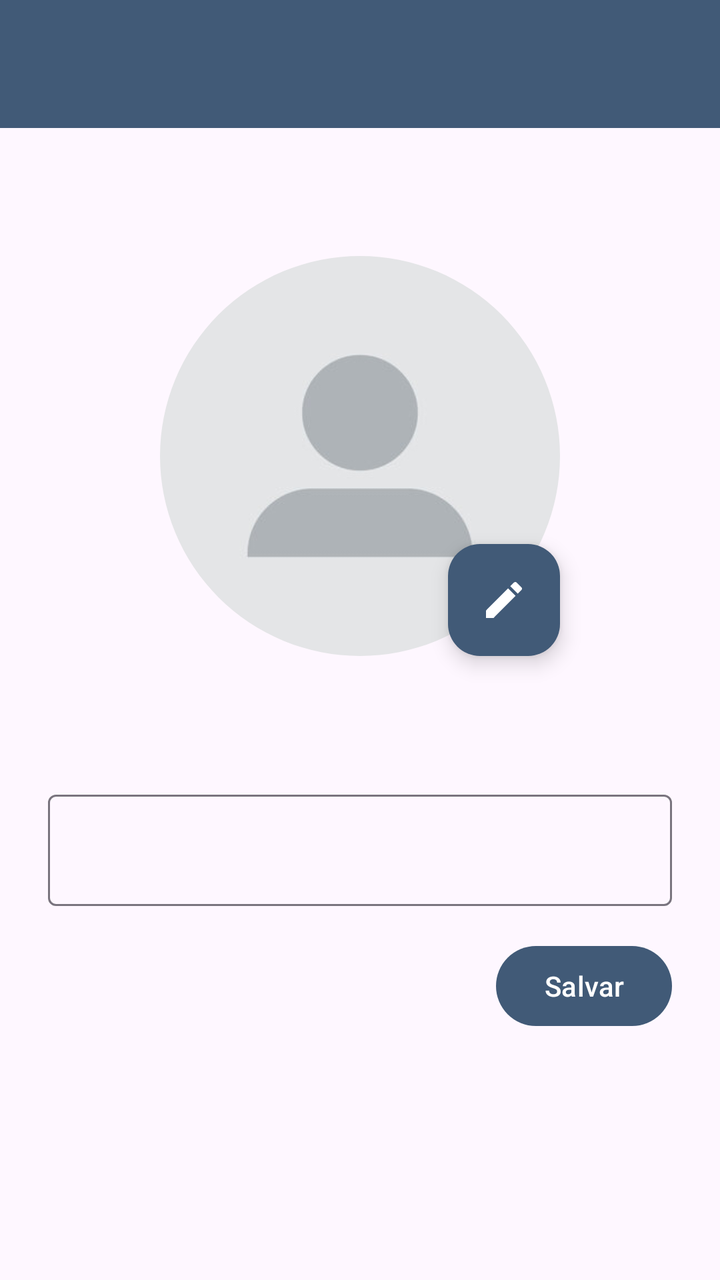
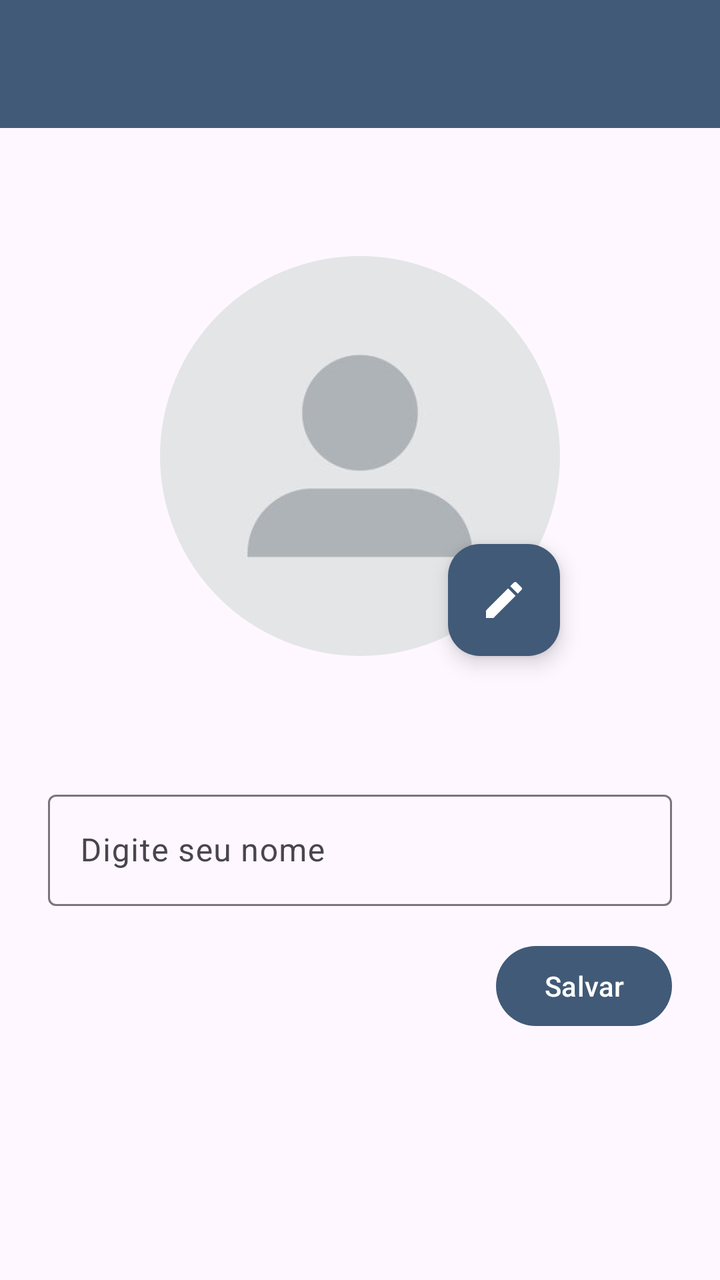

Two renders of the same Android screen: before a commit and after it. Below are the layout's source before the change and the commit's diff.
<!-- AndroidManifest.xml: application theme Theme.MessageApp -->
<!-- res/layout/activity_profile.xml -->
<?xml version="1.0" encoding="utf-8"?>
<androidx.constraintlayout.widget.ConstraintLayout xmlns:android="http://schemas.android.com/apk/res/android"
    xmlns:app="http://schemas.android.com/apk/res-auto"
    xmlns:tools="http://schemas.android.com/tools"
    android:id="@+id/main"
    android:layout_width="match_parent"
    android:layout_height="match_parent"
    tools:context=".ProfileActivity">

    <include
        android:id="@+id/includeTbProfile"
        layout="@layout/toolbar_register"
        android:layout_width="0dp"
        android:layout_height="wrap_content"
        app:layout_constraintEnd_toEndOf="parent"
        app:layout_constraintHorizontal_bias="0.5"
        app:layout_constraintStart_toStartOf="parent"
        app:layout_constraintTop_toTopOf="parent" />

    <com.google.android.material.imageview.ShapeableImageView
        android:id="@+id/imgProfile"
        android:layout_width="200dp"
        android:layout_height="200dp"
        android:layout_marginTop="64dp"
        app:layout_constraintEnd_toEndOf="parent"
        app:layout_constraintHorizontal_bias="0.5"
        app:layout_constraintStart_toStartOf="parent"
        app:layout_constraintTop_toBottomOf="@+id/includeTbProfile"
        app:shapeAppearanceOverlay="@style/CircularProfilePicture"
        app:srcCompat="@drawable/perfil" />

    <com.google.android.material.floatingactionbutton.FloatingActionButton
        android:id="@+id/fabEditImageProfile"
        android:layout_width="wrap_content"
        android:layout_height="wrap_content"
        android:clickable="true"
        android:contentDescription="@string/edit_button"
        android:focusable="true"
        app:backgroundTint="@color/primary"
        app:layout_constraintBottom_toBottomOf="@+id/imgProfile"
        app:layout_constraintEnd_toEndOf="@+id/imgProfile"
        app:layout_constraintHorizontal_bias="1.0"
        app:layout_constraintStart_toStartOf="@+id/imgProfile"
        app:layout_constraintTop_toTopOf="@+id/imgProfile"
        app:layout_constraintVertical_bias="1.0"
        app:srcCompat="@drawable/ic_edit_24"
        app:tint="@color/white" />

    <com.google.android.material.textfield.TextInputLayout
        android:id="@+id/textInputNameContainerProfile"
        android:layout_width="0dp"
        android:layout_height="wrap_content"
        android:layout_marginStart="24dp"
        android:layout_marginTop="64dp"
        android:layout_marginEnd="24dp"
        app:layout_constraintEnd_toEndOf="parent"
        app:layout_constraintHorizontal_bias="0.5"
        app:layout_constraintStart_toStartOf="parent"
        app:layout_constraintTop_toBottomOf="@+id/imgProfile">

        <com.google.android.material.textfield.TextInputEditText
            android:id="@+id/editTextNameProfile"
            android:layout_width="match_parent"
            android:layout_height="wrap_content" />
    </com.google.android.material.textfield.TextInputLayout>

    <Button
        android:id="@+id/btnSaveProfile"
        android:layout_width="wrap_content"
        android:layout_height="wrap_content"
        android:layout_marginTop="16dp"
        android:layout_marginEnd="24dp"
        android:text="@string/save_button"
        app:layout_constraintEnd_toEndOf="parent"
        app:layout_constraintHorizontal_bias="1.0"
        app:layout_constraintStart_toStartOf="parent"
        app:layout_constraintTop_toBottomOf="@+id/textInputNameContainerProfile" />

</androidx.constraintlayout.widget.ConstraintLayout>
<!-- res/layout/toolbar_register.xml (included above) -->
<?xml version="1.0" encoding="utf-8"?>
<androidx.constraintlayout.widget.ConstraintLayout xmlns:android="http://schemas.android.com/apk/res/android"
    xmlns:app="http://schemas.android.com/apk/res-auto"
    xmlns:tools="http://schemas.android.com/tools"
    android:layout_width="match_parent"
    android:layout_height="wrap_content">

    <com.google.android.material.appbar.MaterialToolbar
        android:id="@+id/tbRegister"
        android:layout_width="0dp"
        android:layout_height="wrap_content"
        android:background="?attr/colorPrimary"
        android:minHeight="?attr/actionBarSize"
        android:theme="@style/ToolbarTheme"
        app:layout_constraintBottom_toBottomOf="parent"
        app:layout_constraintEnd_toEndOf="parent"
        app:layout_constraintHorizontal_bias="0.5"
        app:layout_constraintStart_toStartOf="parent"
        app:layout_constraintTop_toTopOf="parent"
        app:layout_constraintVertical_bias="0.5" />
</androidx.constraintlayout.widget.ConstraintLayout>
<!-- resources referenced by this layout -->
<resources>
  <color name="primary">#415a77</color>
  <color name="white">#FFFFFFFF</color>
  <!-- drawable ic_edit_24 (drawable) -->
  <vector xmlns:android="http://schemas.android.com/apk/res/android" android:height="24dp" android:tint="#5E5E5E" android:viewportHeight="24" android:viewportWidth="24" android:width="24dp">
        
      <path android:fillColor="@android:color/white" android:pathData="M3,17.25V21h3.75L17.81,9.94l-3.75,-3.75L3,17.25zM20.71,7.04c0.39,-0.39 0.39,-1.02 0,-1.41l-2.34,-2.34c-0.39,-0.39 -1.02,-0.39 -1.41,0l-1.83,1.83 3.75,3.75 1.83,-1.83z"/>
      
  </vector>
  <!-- drawable perfil: jpeg bitmap (drawable, 6796 bytes) -->
  <string name="edit_button">Botão para editar foto de perfil</string>
  <string name="save_button">Salvar</string>
  <style name="CircularProfilePicture">
          <item name="cornerSize">50%</item>
      </style>
  <style name="ToolbarTheme" parent="ThemeOverlay.AppCompat.Dark.ActionBar">
          <item name="android:textColor">
              @color/black
          </item>
      </style>
  <style name="Theme.MessageApp" parent="Base.Theme.MessageApp" />
  <color name="black">#FF000000</color>
  <style name="Base.Theme.MessageApp" parent="Theme.Material3.DayNight.NoActionBar">
          
          <item name="colorPrimary">@color/primary</item>
          <item name="android:actionMenuTextColor">@color/black</item>
      </style>
</resources>

<!-- the commit's change to res/layout/activity_profile.xml (unified diff, before → after) -->
@@ -61,7 +61,8 @@
         <com.google.android.material.textfield.TextInputEditText
             android:id="@+id/editTextNameProfile"
             android:layout_width="match_parent"
-            android:layout_height="wrap_content" />
+            android:layout_height="wrap_content"
+            android:hint="@string/edit_text_your_name"/>
     </com.google.android.material.textfield.TextInputLayout>
 
     <Button
<!-- resource entries referenced after the edit -->
@@ -10,6 +10,7 @@
   </vector>
   <!-- drawable perfil: jpeg bitmap (drawable, 6796 bytes) -->
   <string name="edit_button">Botão para editar foto de perfil</string>
+  <string name="edit_text_your_name">Digite seu nome</string>
   <string name="save_button">Salvar</string>
   <style name="CircularProfilePicture">
           <item name="cornerSize">50%</item>
